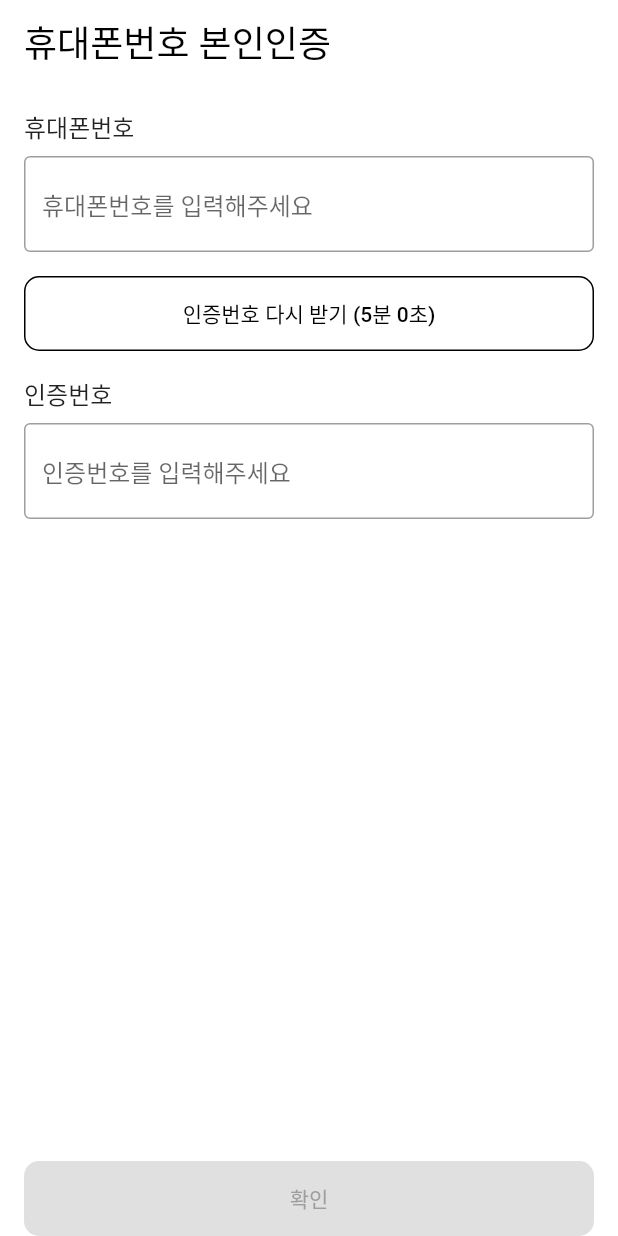
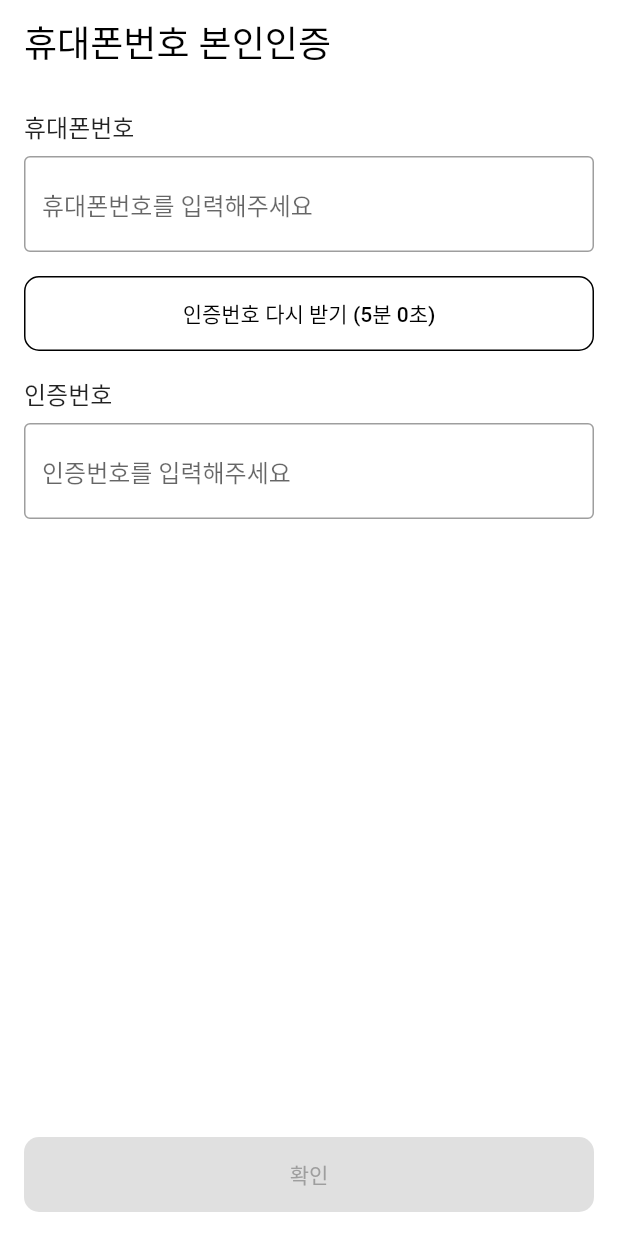
Before and after one commit to project-kdmp/kdmp_cm_app, a Flutter app: the VerificationScreen screen opened by its route, after a tap on "인증번호 전송", on a phone screen of 412 x 824 dp. Run offline on Flutter 3.47's test engine with Material 2 defaults, Android fonts, the phone set to English and light mode, and no system bars; our stand-ins replace dio, flutter_secure_storage, get_it, go_router, pretty_dio_logger; accounts and stored records are empty.

Commit message:
일부 Padding 및 일부 UI 개선

```diff
--- a/lib/data/repository/auth/auth_repository_impl.dart
+++ b/lib/data/repository/auth/auth_repository_impl.dart
@@ -22,7 +22,6 @@ class AuthRepositoryImpl extends AuthRepository {
       final response = await _dio.post(
         url,
         data: authRequestModel.toJson(),
-        options: Options(contentType: Headers.jsonContentType),
       );
 
       // TODO : 추후 서버 준비되면 code가 200인지, 201인지 확인하여 1개는 제거
--- a/lib/presentation/view/screen/auth/permission/permission_screen.dart
+++ b/lib/presentation/view/screen/auth/permission/permission_screen.dart
@@ -111,7 +111,7 @@ class _PermissionScreenState extends State<PermissionScreen> {
 
             /// 하단 버튼
             Padding(
-              padding: const EdgeInsets.only(right: 16, left: 16, top: 16),
+              padding: const EdgeInsets.all(16),
               child: CustomAnimatedButton(
                 text: ok,
                 isEnabled: true, // TODO : 권한 체크 로직 만들어야함
--- a/lib/presentation/view/screen/auth/terms/terms_detail_screen.dart
+++ b/lib/presentation/view/screen/auth/terms/terms_detail_screen.dart
@@ -41,7 +41,7 @@ class TermsDetailScreen extends StatelessWidget {
 
             /// 하단 버튼
             Padding(
-              padding: const EdgeInsets.symmetric(horizontal: 16),
+              padding: const EdgeInsets.all(16),
               child: CustomAnimatedButton(
                 text: agree,
                 onPressed: () {
--- a/lib/presentation/view/screen/auth/terms/terms_location_screen.dart
+++ b/lib/presentation/view/screen/auth/terms/terms_location_screen.dart
@@ -41,7 +41,7 @@ class TermsLocationScreen extends StatelessWidget {
 
             /// 하단 버튼
             Padding(
-              padding: const EdgeInsets.symmetric(horizontal: 16),
+              padding: const EdgeInsets.all(16),
               child: CustomAnimatedButton(
                 text: agree,
                 onPressed: () {
--- a/lib/presentation/view/screen/auth/terms/terms_screen.dart
+++ b/lib/presentation/view/screen/auth/terms/terms_screen.dart
@@ -130,7 +130,7 @@ class _TermsScreenState extends State<TermsScreen> {
 
               /// 하단 버튼
               Padding(
-                padding: const EdgeInsets.symmetric(horizontal: 16),
+                padding: const EdgeInsets.all(16),
                 child: ValueListenableBuilder<bool>(
                   valueListenable: _termsViewModel.isValidNotifier,
                   builder: (context, value, _) {
--- a/lib/presentation/view/screen/auth/verification/verification_screen.dart
+++ b/lib/presentation/view/screen/auth/verification/verification_screen.dart
@@ -49,22 +49,21 @@ class _VerificationScreenState extends State<VerificationScreen> {
       /// 화면
       body: SafeArea(
         child: Padding(
-          padding: const EdgeInsets.only(right: 16, left: 16, top: 16),
+          padding: const EdgeInsets.all(16),
           child: Column(
-            crossAxisAlignment: CrossAxisAlignment.start,
             children: [
-              const Text(
-                phoneNumber,
-                style: TextStyle(
-                  fontSize: 16,
-                ),
-              ),
-              const SizedBox(height: 8),
-
               /// 휴대폰번호 입력 필드
               Expanded(
                 child: Column(
+                  crossAxisAlignment: CrossAxisAlignment.start,
                   children: [
+                    const Text(
+                      phoneNumber,
+                      style: TextStyle(
+                        fontSize: 16,
+                      ),
+                    ),
+                    const SizedBox(height: 8),
                     TextField(
                       controller: _textEditingControllerForPhoneNumber,
                       decoration: const InputDecoration(
@@ -99,7 +98,8 @@ class _VerificationScreenState extends State<VerificationScreen> {
                               return RoundedElevatedButton(
                                 text: reSendVerificationNumber + value,
                                 onPressed: () {
-                                  // TODO : 인증번호 전송 로직 구현
+                                  // TODO : 인증번호 전송 로직 구현해야함
+                                  /// 인증번호 전송
                                   _verificationViewModel.setIsSentVerificationNumber(isSent: true);
 
                                   /// 타이머 시작/재시작
@@ -112,9 +112,10 @@ class _VerificationScreenState extends State<VerificationScreen> {
                           return RoundedElevatedButton(
                             text: sendVerificationNumber,
                             onPressed: () {
-                              // TODO : 인증번호 전송 로직 구현
+                              // TODO : 인증번호 전송 로직 구현해야함
+                              // TODO : 인증번호 전송하기 전에, 입력된 전화번호 검증(길이 등으로) 추가해야함
+                              /// 인증번호 전송
                               _verificationViewModel.setIsSentVerificationNumber(isSent: true);
-
                               /// 타이머 시작/재시작
                               _timerViewModel.startCountdownTimer();
                             },
```
